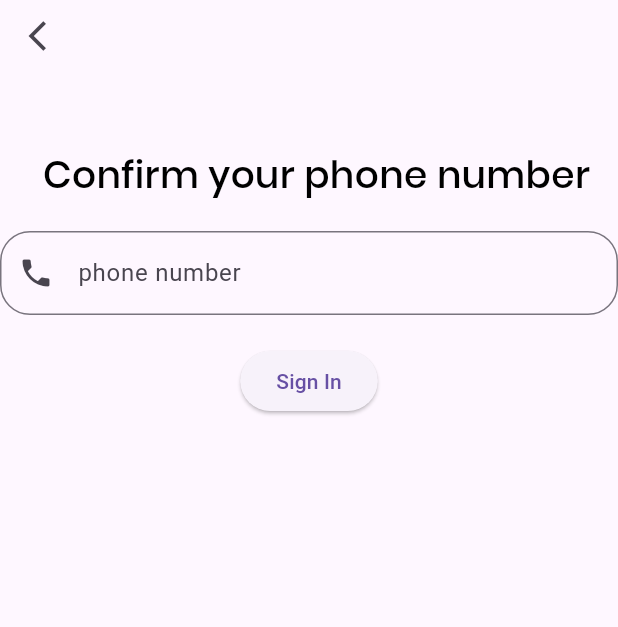
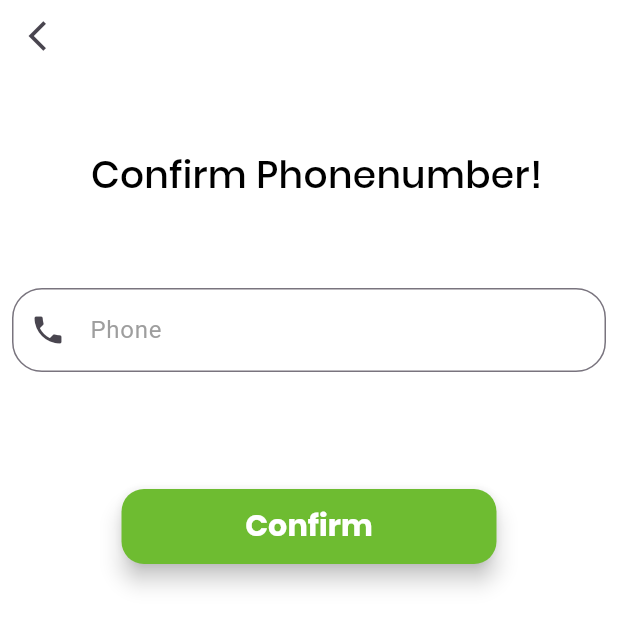
Before and after one commit to anshaanilkumar/biz_trial, a Flutter app: the ConfirmScreen screen opened directly, on a phone screen of 412 x 824 dp. Shown: the top 627 px of the screen. Run offline on Flutter 3.47's test engine with Material 3 defaults, Android fonts, the light colour scheme and no system bars; our stand-ins replace carousel_slider, file_picker, get, google_fonts, google_nav_bar, lottie and 1 more; missing offline and left inert: flutter_ringtone_player, razorpay_flutter; accounts and stored records are empty.

Commit message:
fixed confirmation

```diff
--- a/lib/authentication/signin.dart
+++ b/lib/authentication/signin.dart
@@ -1,16 +1,20 @@
+import 'package:biztrail/common/textconstants.dart';
 import 'package:flutter/material.dart';
 import 'package:get/get.dart';
 import 'package:google_fonts/google_fonts.dart';
 
+import '../common/app_colors.dart';
 import '../controller/loginctrlr.dart';
 
 
 class ConfirmScreen extends StatelessWidget {
   final LoginController loginController = Get.put(LoginController());
+  TextEditingController namectrlr = TextEditingController();
 
   @override
   Widget build(BuildContext context) {
     return Scaffold(
+      backgroundColor: white,
       body: SafeArea(
         child: SingleChildScrollView(
           child: Column(
@@ -26,32 +30,75 @@ class ConfirmScreen extends StatelessWidget {
               Padding(
                 padding: EdgeInsets.only(top: 50, left: 10),
                 child: Text(
-                  'Confirm your phone number',
-                  style: GoogleFonts.poppins(
-                    fontSize: 25,
-                    fontWeight: FontWeight.w500,
-                    color: Colors.black,
+                  'Confirm Phonenumber!',
+                  style:NeededTextstyles.style18,
+                ),
+              ),
+
+              SizedBox(height: 50),
+              // TextField(
+              //   controller: loginController.phoneController,
+              //   decoration: InputDecoration(
+              //   hintText: "phone number",
+              //   prefixIcon: Icon(Icons.phone),
+              //   border: OutlineInputBorder(borderRadius: BorderRadius.circular(20)),
+              // ),
+              //   keyboardType: TextInputType.phone,
+              // ),
+
+              Padding(
+                padding: const EdgeInsets.all(8.0),
+                child: Container(
+                  decoration: BoxDecoration(
+                    color: Colors.white,
+                    borderRadius: BorderRadius.circular(10),
+                  ),
+                  child: TextField(
+                    controller: loginController.phoneController,
+                    decoration: InputDecoration(
+                      hintText: 'Phone',
+                      hintStyle: TextStyle(color: Colors.grey),
+                      prefixIcon: Icon(Icons.phone),
+                      border: OutlineInputBorder(
+                        borderSide: BorderSide(color: Colors.black),
+                        borderRadius: BorderRadius.circular(20),
+                      ),
+                    ),
                   ),
                 ),
               ),
-              SizedBox(height: 20),
-              TextField(
-                controller: loginController.phoneController,
-                decoration: InputDecoration(
-                  hintText: "phone number",
-                  prefixIcon: Icon(Icons.phone),
-                  border: OutlineInputBorder(borderRadius: BorderRadius.circular(20)),
-                ),
-                keyboardType: TextInputType.phone,
+              SizedBox(
+                height: 50,
               ),
               SizedBox(height: 20),
               Obx(() {
                 return loginController.isLoading.value
                     ? CircularProgressIndicator()
-                    : ElevatedButton(
-                  onPressed: loginController.login,
-                  child: Text('Sign In'),
+                    : SizedBox(
+                  height: 50,
+                  width: 250,
+                  child: ElevatedButton(
+                    onPressed: loginController.login,
+                    child: Text(
+                      "Confirm",
+                      style: GoogleFonts.poppins(
+                        fontSize: 20,
+                        fontWeight: FontWeight.bold,
+                        color: Colors.white,
+                      ),
+                    ),
+                    style: ElevatedButton.styleFrom(
+                        elevation: 6,
+                        backgroundColor: Color(0xff6EBC31),
+                        shape: RoundedRectangleBorder(
+                          borderRadius: BorderRadius.circular(15.0),
+                        )),
+                  ),
                 );
+                //     : ElevatedButton(
+                //   onPressed: loginController.login,
+                //   child: Text('Login'),
+                // );
               }),
             ],
           ),
```
Also changed, not shown: lib/authentication/log.dart (+115 -15 lines), lib/controller/cartcontroller.dart (+4 -3 lines).
